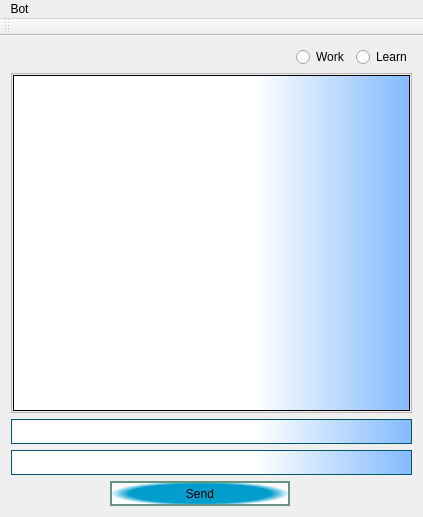
First picture: the form in Aida/mainwindow.ui, repository Odavinh/star-qt, before the edit.
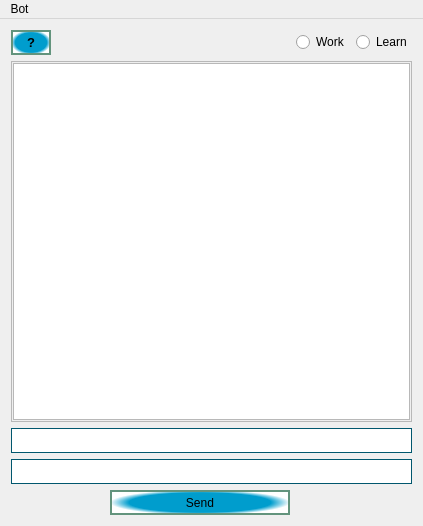
Second picture: the form after the edit.

```diff
--- a/Aida/mainwindow.ui
+++ b/Aida/mainwindow.ui
@@ -7,7 +7,7 @@
     <x>0</x>
     <y>0</y>
     <width>423</width>
-    <height>517</height>
+    <height>526</height>
    </rect>
   </property>
   <property name="maximumSize">
@@ -135,7 +135,7 @@
          <x>0</x>
          <y>0</y>
          <width>403</width>
-         <height>338</height>
+         <height>360</height>
         </rect>
        </property>
        <layout class="QVBoxLayout" name="verticalLayout_2">
@@ -163,7 +163,7 @@
            </font>
           </property>
           <property name="styleSheet">
-           <string notr="true"> background-color:qlineargradient(spread:pad, x1:0.578652, y1:1, x2:1, y2:1, stop:0.0730337 rgba(255, 255, 255, 255), stop:1 rgba(131, 186, 255, 255));</string>
+           <string notr="true"/>
           </property>
          </widget>
         </item>
@@ -184,7 +184,6 @@
         <property name="styleSheet">
          <string notr="true">QLineEdit{
 border:1px solid #01576E;
- background-color:qlineargradient(spread:pad, x1:0.578652, y1:1, x2:1, y2:1, stop:0.0730337 rgba(255, 255, 255, 255), stop:1 rgba(131, 186, 255, 255));
 color:rgba(0,84,110,0.1);
 
 }
@@ -206,7 +205,6 @@
         <property name="styleSheet">
          <string notr="true">QLineEdit{
 border:1px solid #01576E;
- background-color:qlineargradient(spread:pad, x1:0.578652, y1:1, x2:1, y2:1, stop:0.0730337 rgba(255, 255, 255, 255), stop:1 rgba(131, 186, 255, 255));
 color:rgba(0,84,110,0.1);
 
 }
@@ -232,6 +230,47 @@
       </property>
      </spacer>
     </item>
+    <item row="0" column="0">
+     <widget class="QPushButton" name="Button_inf">
+      <property name="minimumSize">
+       <size>
+        <width>40</width>
+        <height>25</height>
+       </size>
+      </property>
+      <property name="maximumSize">
+       <size>
+        <width>40</width>
+        <height>16777215</height>
+       </size>
+      </property>
+      <property name="font">
+       <font>
+        <pointsize>10</pointsize>
+        <weight>75</weight>
+        <bold>true</bold>
+       </font>
+      </property>
+      <property name="styleSheet">
+       <string notr="true">QPushButton{
+   border:2px solid rgba(99,148,125,0,9);
+    background-color:qradialgradient(spread:pad, cx:0.5, cy:0.5, radius:0.5, fx:0.5, fy:0.5, stop:0.786517 rgba(0, 157, 205, 255), stop:1 rgba(255, 255, 255, 255));
+    color:blac;
+}
+QPushButton:hover{
+ background-color:qradialgradient(spread:pad, cx:0.5, cy:0.5, radius:0.5, fx:0.5, fy:0.5, stop:0.904494 rgba(0, 157, 205, 255), stop:1 rgba(255, 255, 255, 255));
+ border:2px solid rgba(99,148,125,0,9);
+}
+QPushButton:pressed{
+background-color: qradialgradient(spread:pad, cx:0.5, cy:0.5, radius:0.5, fx:0.5, fy:0.5, stop:0.595506 rgba(0, 151, 197, 255), stop:1 rgba(255, 255, 255, 255));
+ border:2px solid rgba(99,148,125,0,9);
+}</string>
+      </property>
+      <property name="text">
+       <string>?</string>
+      </property>
+     </widget>
+    </item>
    </layout>
   </widget>
   <widget class="QMenuBar" name="menuBar">
@@ -251,14 +290,6 @@
    </widget>
    <addaction name="menu"/>
   </widget>
-  <widget class="QToolBar" name="mainToolBar">
-   <attribute name="toolBarArea">
-    <enum>TopToolBarArea</enum>
-   </attribute>
-   <attribute name="toolBarBreak">
-    <bool>false</bool>
-   </attribute>
-  </widget>
   <action name="exit">
    <property name="text">
     <string>Exit</string>
```
